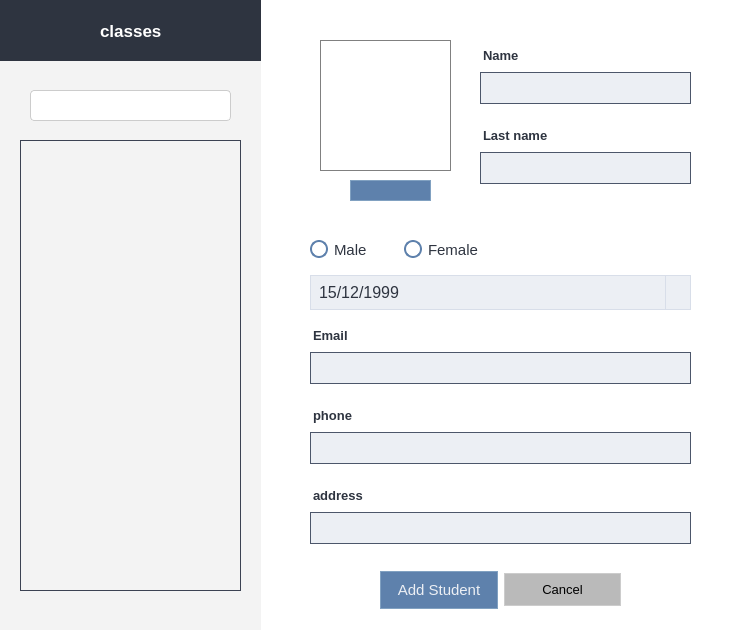
This is School_System/ui/AddStudentDialog.ui in KasperJack/School-Management-System as Qt 5 draws it before an edit. The edited form follows.
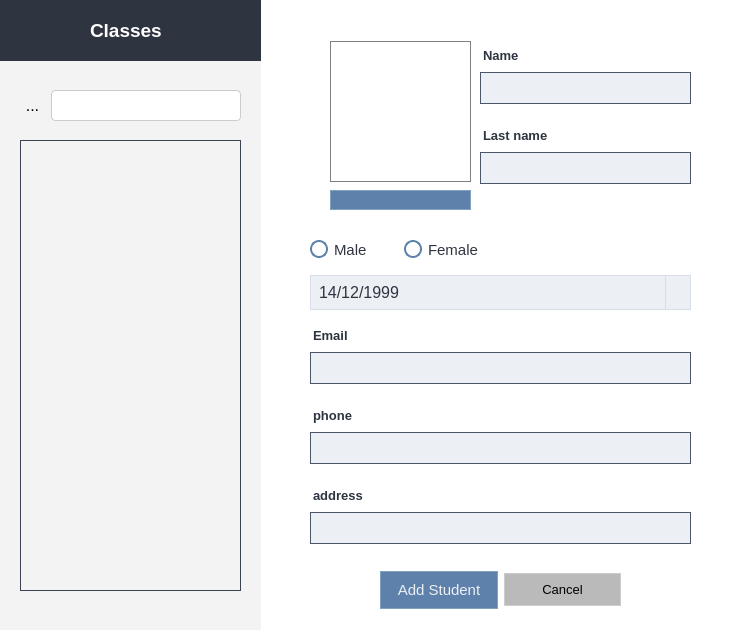
This is the edited form. Icons and pictures are not drawn.

What changed in the file:
```diff
--- a/School_System/ui/AddStudentDialog.ui
+++ b/School_System/ui/AddStudentDialog.ui
@@ -542,70 +542,21 @@
     </item>
    </layout>
   </widget>
-  <widget class="QPushButton" name="add_pic">
-   <property name="geometry">
-    <rect>
-     <x>350</x>
-     <y>180</y>
-     <width>81</width>
-     <height>21</height>
-    </rect>
-   </property>
-   <property name="styleSheet">
-    <string notr="true">QPushButton {
-    background-color: #5E81AC; /* Nord Blue */
-    color: #ECEFF4; /* Light text */
-    border: 1px solid #81A1C1; /* Lighter blue border */
-    border-radius: 0px; /* No roundness */
-    padding: 6px 12px;
-    font-family: &quot;Segoe UI&quot;;
-    font-size: 10px;
-
-}
-
-/* Hover State */
-QPushButton:hover {
-    background-color: #81A1C1; /* Lighter Nord Blue */
-    border: 1px solid #88C0D0; /* Teal highlight */
-}
-
-/* Pressed State */
-QPushButton:pressed {
-    background-color: #4C566A; /* Darker Nord Blue */
-    border: 1px solid #8FBCBB; /* Teal accent */
-}
-
-/* Edit Button Specific Style */
-QPushButton#editButton {
-    background-color: #88C0D0; /* Soft Teal Blue */
-    color: #2E3440; /* Darker text for contrast */
-    border: 1px solid #8FBCBB; /* Teal border */
-}
-
-QPushButton#editButton:hover {
-    background-color: #8FBCBB; /* Slightly lighter teal */
-    border: 1px solid #81A1C1; /* Soft blue highlight */
-}
-
-QPushButton#editButton:pressed {
-    background-color: #5E81AC; /* Dark Nord Blue */
-    border: 1px solid #4C566A; /* Darker border */
-}
-</string>
-   </property>
-   <property name="text">
-    <string/>
-   </property>
-  </widget>
   <widget class="QLabel" name="update_photo_la">
    <property name="geometry">
     <rect>
-     <x>320</x>
-     <y>40</y>
-     <width>131</width>
-     <height>131</height>
+     <x>330</x>
+     <y>41</y>
+     <width>141</width>
+     <height>141</height>
     </rect>
    </property>
+   <property name="minimumSize">
+    <size>
+     <width>0</width>
+     <height>0</height>
+    </size>
+   </property>
    <property name="styleSheet">
     <string notr="true">border: 1px solid gray;
 border-radius: 0px;</string>
@@ -630,31 +581,6 @@
     <string notr="true">background-color: #f3f3f3;
 border-radius: 0px;</string>
    </property>
-   <widget class="QLineEdit" name="serach_class">
-    <property name="geometry">
-     <rect>
-      <x>30</x>
-      <y>30</y>
-      <width>201</width>
-      <height>31</height>
-     </rect>
-    </property>
-    <property name="styleSheet">
-     <string notr="true">
-/* Input Fields */
-QLineEdit {
-    background-color: white;
-    color: black;
-    border: 1px solid #cccccc;
-    border-radius: 4px;
-    padding: 6px;
-}
-QLineEdit:focus {
-    border: 1px solid #0078d7; /* Blue Border on Focus */
-    background-color: #ffffff;
-}</string>
-    </property>
-   </widget>
    <widget class="QScrollArea" name="scrollArea_class">
     <property name="geometry">
      <rect>
@@ -792,6 +718,60 @@
      </property>
     </widget>
    </widget>
+   <widget class="QWidget" name="">
+    <property name="geometry">
+     <rect>
+      <x>20</x>
+      <y>30</y>
+      <width>221</width>
+      <height>31</height>
+     </rect>
+    </property>
+    <layout class="QHBoxLayout" name="horizontalLayout_3">
+     <item>
+      <widget class="QToolButton" name="toolButton_5">
+       <property name="enabled">
+        <bool>true</bool>
+       </property>
+       <property name="styleSheet">
+        <string notr="true">QToolButton { background: transparent; border: none;}</string>
+       </property>
+       <property name="text">
+        <string>...</string>
+       </property>
+       <property name="icon">
+        <iconset resource="../resources/rec.qrc">
+         <normaloff>:/newPrefix/more_icons/search-interface-symbol.png</normaloff>:/newPrefix/more_icons/search-interface-symbol.png</iconset>
+       </property>
+       <property name="iconSize">
+        <size>
+         <width>20</width>
+         <height>20</height>
+        </size>
+       </property>
+      </widget>
+     </item>
+     <item>
+      <widget class="QLineEdit" name="serach_class">
+       <property name="styleSheet">
+        <string notr="true">
+/* Input Fields */
+QLineEdit {
+    background-color: white;
+    color: black;
+    border: 1px solid #cccccc;
+    border-radius: 4px;
+    padding: 6px;
+}
+QLineEdit:focus {
+    border: 1px solid #0078d7; /* Blue Border on Focus */
+    background-color: #ffffff;
+}</string>
+       </property>
+      </widget>
+     </item>
+    </layout>
+   </widget>
   </widget>
   <widget class="QWidget" name="layoutWidget">
    <property name="geometry">
@@ -990,7 +970,7 @@
         <second>0</second>
         <year>1999</year>
         <month>12</month>
-        <day>15</day>
+        <day>14</day>
        </datetime>
       </property>
       <property name="displayFormat">
@@ -1020,26 +1000,118 @@
    <widget class="QLabel" name="label">
     <property name="geometry">
      <rect>
-      <x>100</x>
+      <x>90</x>
       <y>10</y>
-      <width>81</width>
+      <width>71</width>
       <height>41</height>
      </rect>
     </property>
     <property name="font">
      <font>
       <family>Segoe UI</family>
-      <pointsize>13</pointsize>
+      <pointsize>14</pointsize>
       <bold>true</bold>
      </font>
     </property>
     <property name="styleSheet">
-     <string notr="true">color: rgb(255, 255, 255);</string>
+     <string notr="true">color: rgb(255, 255, 255);
+    font-size: 14pt;
+</string>
     </property>
     <property name="text">
-     <string>classes</string>
+     <string>Classes</string>
     </property>
    </widget>
+   <widget class="QLabel" name="label_7">
+    <property name="geometry">
+     <rect>
+      <x>30</x>
+      <y>20</y>
+      <width>41</width>
+      <height>31</height>
+     </rect>
+    </property>
+    <property name="text">
+     <string/>
+    </property>
+    <property name="pixmap">
+     <pixmap resource="../resources/rec.qrc">:/newPrefix/more_icons/layers.png</pixmap>
+    </property>
+    <property name="scaledContents">
+     <bool>true</bool>
+    </property>
+   </widget>
+  </widget>
+  <widget class="QPushButton" name="add_pic">
+   <property name="geometry">
+    <rect>
+     <x>330</x>
+     <y>190</y>
+     <width>141</width>
+     <height>20</height>
+    </rect>
+   </property>
+   <property name="maximumSize">
+    <size>
+     <width>16777215</width>
+     <height>20</height>
+    </size>
+   </property>
+   <property name="styleSheet">
+    <string notr="true">QPushButton {
+    background-color: #5E81AC; /* Nord Blue */
+    color: #ECEFF4; /* Light text */
+    border: 1px solid #81A1C1; /* Lighter blue border */
+    border-radius: 0px; /* No roundness */
+    padding: 6px 12px;
+    font-family: &quot;Segoe UI&quot;;
+    font-size: 10px;
+
+}
+
+/* Hover State */
+QPushButton:hover {
+    background-color: #81A1C1; /* Lighter Nord Blue */
+    border: 1px solid #88C0D0; /* Teal highlight */
+}
+
+/* Pressed State */
+QPushButton:pressed {
+    background-color: #4C566A; /* Darker Nord Blue */
+    border: 1px solid #8FBCBB; /* Teal accent */
+}
+
+/* Edit Button Specific Style */
+QPushButton#editButton {
+    background-color: #88C0D0; /* Soft Teal Blue */
+    color: #2E3440; /* Darker text for contrast */
+    border: 1px solid #8FBCBB; /* Teal border */
+}
+
+QPushButton#editButton:hover {
+    background-color: #8FBCBB; /* Slightly lighter teal */
+    border: 1px solid #81A1C1; /* Soft blue highlight */
+}
+
+QPushButton#editButton:pressed {
+    background-color: #5E81AC; /* Dark Nord Blue */
+    border: 1px solid #4C566A; /* Darker border */
+}
+</string>
+   </property>
+   <property name="text">
+    <string/>
+   </property>
+   <property name="icon">
+    <iconset resource="../resources/rec.qrc">
+     <normaloff>:/newPrefix/more_icons/edit-image.png</normaloff>:/newPrefix/more_icons/edit-image.png</iconset>
+   </property>
+   <property name="iconSize">
+    <size>
+     <width>20</width>
+     <height>20</height>
+    </size>
+   </property>
   </widget>
  </widget>
  <resources/>
```
Left out of the diff: 6 changed lines with no effect on the pictures.
